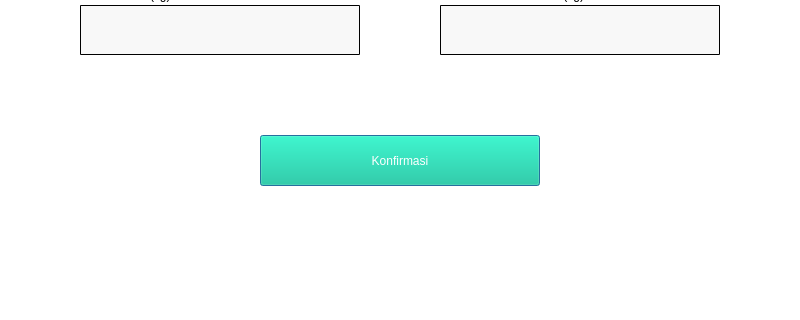
This is inputdatabulananbalita.ui in Gamdara/ekms as Qt 5 draws it before an edit; both pictures show x 200 to 1000 and y 355 to 675 of the 1200 by 763 pixel window. The edited form follows.
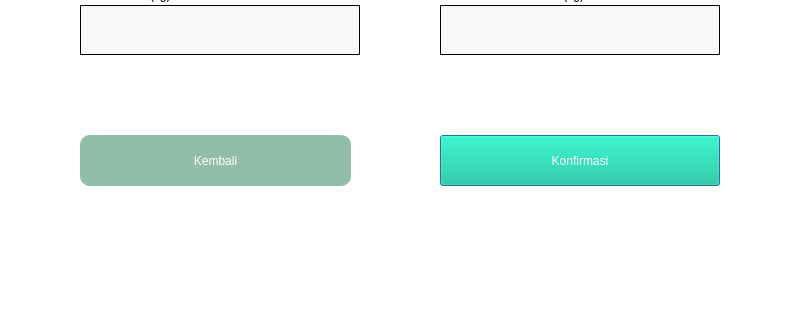
This is the edited form.

Patch:
```diff
--- a/inputdatabulananbalita.ui
+++ b/inputdatabulananbalita.ui
@@ -30,7 +30,7 @@
    <widget class="QPushButton" name="bkonfirmasi">
     <property name="geometry">
      <rect>
-      <x>460</x>
+      <x>640</x>
       <y>520</y>
       <width>280</width>
       <height>51</height>
@@ -336,6 +336,25 @@
 </string>
     </property>
    </widget>
+   <widget class="QPushButton" name="bkembali">
+    <property name="geometry">
+     <rect>
+      <x>280</x>
+      <y>520</y>
+      <width>271</width>
+      <height>51</height>
+     </rect>
+    </property>
+    <property name="styleSheet">
+     <string notr="true">border-radius:10px;
+background-color: rgb(145, 190, 170);
+color: white;
+font: 14pt &quot;MS Shell Dlg 2&quot;;</string>
+    </property>
+    <property name="text">
+     <string>Kembali</string>
+    </property>
+   </widget>
    <zorder>label_9</zorder>
    <zorder>bkonfirmasi</zorder>
    <zorder>nama_balita</zorder>
@@ -353,6 +372,7 @@
    <zorder>label_13</zorder>
    <zorder>berat_badan</zorder>
    <zorder>umur_balita</zorder>
+   <zorder>bkembali</zorder>
   </widget>
  </widget>
  <resources>
```
